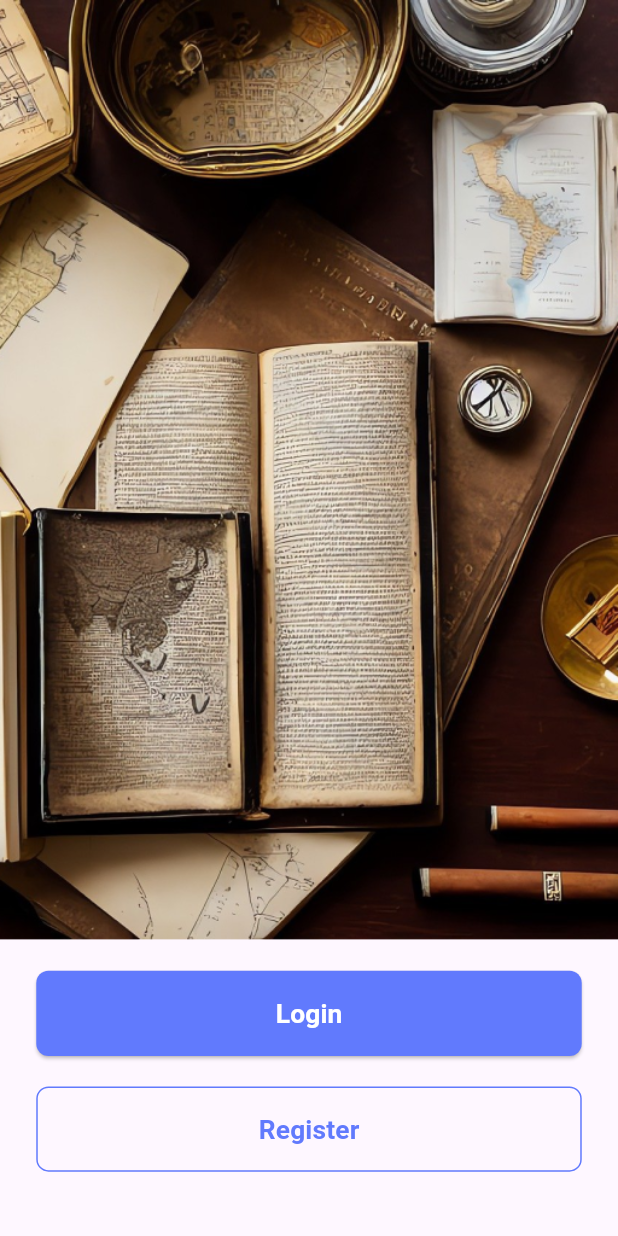
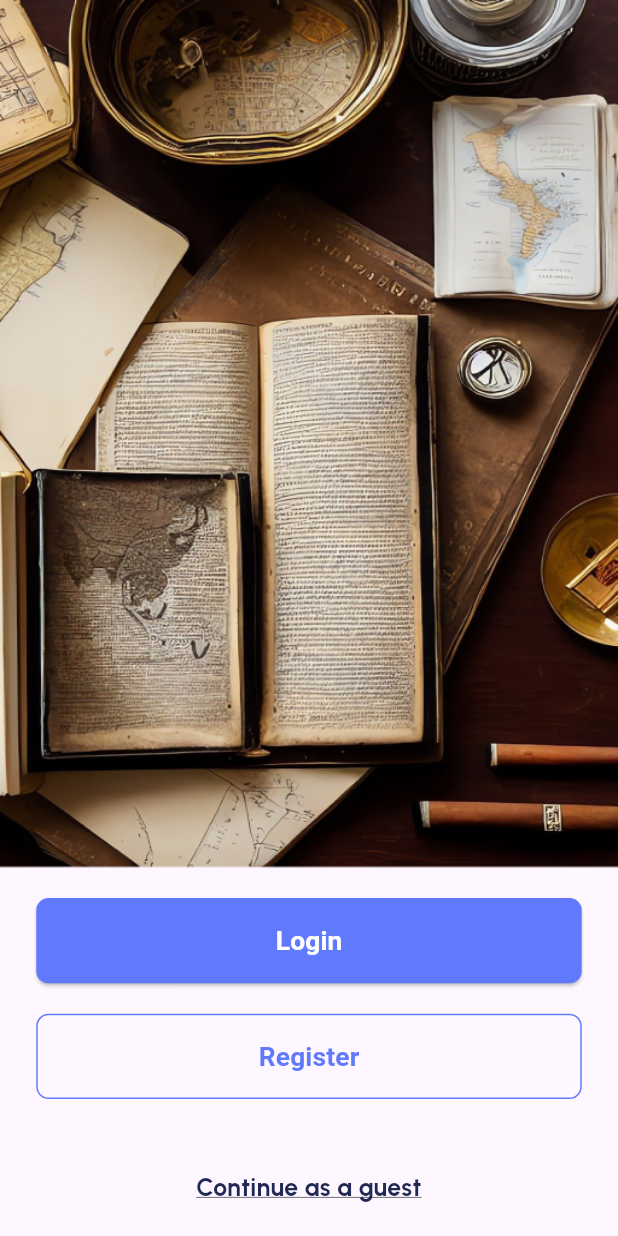
Before and after one commit to AmrElzohairy/finance_app, a Flutter app: the screen it shows after launch, on a phone screen of 412 x 824 dp. Run offline on Flutter 3.47's test engine with Material 3 defaults, Android fonts, the phone set to English and light mode, and no system bars; our stand-ins replace flutter_screenutil.

Commit message:
Add onGenerateRoute for routing and update OnboardingView
Implemented the `onGenerateRoute` function to handle routing in the application. Added a static `routeName` to `OnboardingView` for easier navigation. Updated the `OnboardingView` to use `AppStyles` for text styling and adjusted the image properties for better display. Modified `main.dart` to use the new routing function and set the initial route to `OnboardingView`.

```diff
--- /dev/null
+++ b/lib/core/routing/ongenerate_route.dart
@@ -0,0 +1,12 @@
+import 'package:finance_app/feature/onBoarding/ui/onboarding_view.dart';
+import 'package:flutter/material.dart';
+
+
+Route<dynamic> onGenerateRoute(RouteSettings settings) {
+  switch (settings.name) {
+    case OnboardingView.routeName:
+        return MaterialPageRoute(builder: (context) => const OnboardingView());
+    default:
+      return MaterialPageRoute(builder: (context) => const Scaffold());
+  }
+}
--- a/lib/feature/onBoarding/ui/onboarding_view.dart
+++ b/lib/feature/onBoarding/ui/onboarding_view.dart
@@ -1,18 +1,25 @@
 import 'package:finance_app/core/themes/app_assets.dart';
+import 'package:finance_app/core/themes/app_styles.dart';
 import 'package:finance_app/core/widgets/primary_button.dart';
 import 'package:finance_app/core/widgets/primary_outline.dart';
 import 'package:finance_app/core/widgets/spacing.dart';
 import 'package:flutter/material.dart';
+import 'package:flutter_screenutil/flutter_screenutil.dart';
 
 class OnboardingView extends StatelessWidget {
   const OnboardingView({super.key});
-
+  static const routeName = 'onboarding';
   @override
   Widget build(BuildContext context) {
     return Scaffold(
       body: Column(
         children: [
-          Image.asset(Assets.imagesBgImage),
+          Image.asset(
+            Assets.imagesBgImage,
+            width: double.infinity,
+            height: 570.h,
+            fit: BoxFit.fill,
+          ),
           HeightSpace(20),
           PrimayButtonWidget(onPress: () {}, buttonText: "Login"),
           HeightSpace(20),
@@ -21,12 +28,9 @@ class OnboardingView extends StatelessWidget {
           Text(
             'Continue as a guest',
             textAlign: TextAlign.center,
-            style: TextStyle(
+            style: AppStyles.black15BoldStyle.copyWith(
               decoration: TextDecoration.underline,
               color: Color(0xFF202854),
-              fontSize: 15,
-              fontFamily: 'Urbanist',
-              fontWeight: FontWeight.w700,
             ),
           ),
         ],
--- a/lib/main.dart
+++ b/lib/main.dart
@@ -1,3 +1,4 @@
+import 'package:finance_app/core/routing/ongenerate_route.dart';
 import 'package:finance_app/feature/onBoarding/ui/onboarding_view.dart';
 import 'package:flutter/material.dart';
 import 'package:flutter_screenutil/flutter_screenutil.dart';
@@ -15,8 +16,14 @@ class FinanceApp extends StatelessWidget {
     return ScreenUtilInit(
       designSize: const Size(375, 812),
       builder: (context, child) {
-        return  MaterialApp(title: 'Flutter Demo', home:child );
+        return MaterialApp(
+          title: 'Flutter Demo',
+          onGenerateRoute: onGenerateRoute,
+          initialRoute: OnboardingView.routeName,
+          home: child,
+        );
       },
-      child:OnboardingView());
+      child: OnboardingView(),
+    );
   }
 }
```
